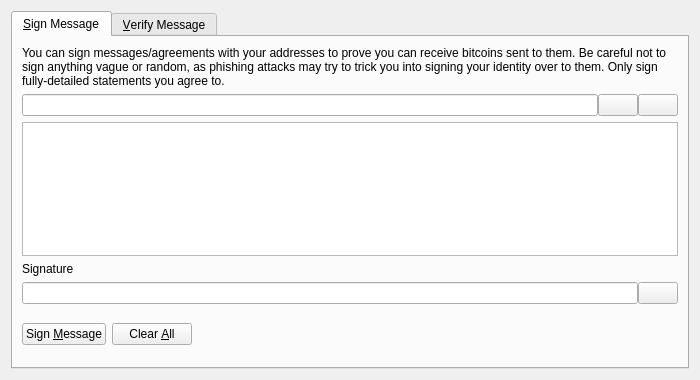
Above: src/qt/forms/signverifymessagedialog.ui from zentoshi/zentoshi before the change. Below: the same form after it.
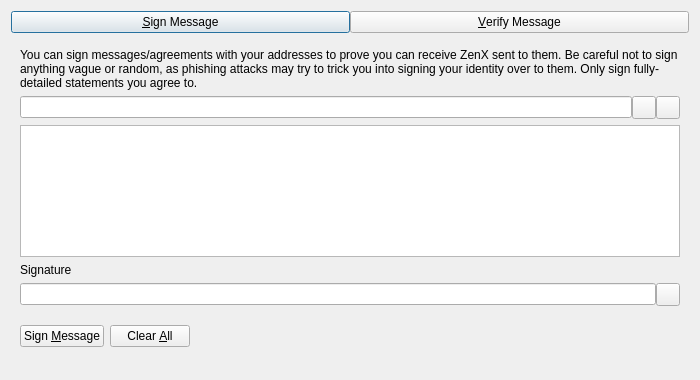
That is the form after the change. Icons and pictures are not drawn. Custom widgets are drawn as their Qt base class.

Patch:
```diff
--- a/src/qt/forms/signverifymessagedialog.ui
+++ b/src/qt/forms/signverifymessagedialog.ui
@@ -18,19 +18,52 @@
   </property>
   <layout class="QVBoxLayout" name="verticalLayout">
    <item>
-    <widget class="QTabWidget" name="tabWidget">
+    <layout class="QHBoxLayout" name="horizontalLayout_Buttons_2">
+     <property name="spacing">
+      <number>0</number>
+     </property>
+     <property name="topMargin">
+      <number>0</number>
+     </property>
+     <item>
+      <widget class="QPushButton" name="btnSignMessage">
+       <property name="text">
+        <string>&amp;Sign Message</string>
+       </property>
+       <property name="checkable">
+        <bool>true</bool>
+       </property>
+      </widget>
+     </item>
+     <item>
+      <widget class="QPushButton" name="btnVerifyMessage">
+       <property name="text">
+        <string>&amp;Verify Message</string>
+       </property>
+       <property name="checkable">
+        <bool>true</bool>
+       </property>
+      </widget>
+     </item>
+    </layout>
+   </item>
+   <item>
+    <widget class="QStackedWidget" name="stackedWidgetSig">
+     <property name="minimumSize">
+      <size>
+       <width>0</width>
+       <height>0</height>
+      </size>
+     </property>
      <property name="currentIndex">
       <number>0</number>
      </property>
-     <widget class="QWidget" name="tabSignMessage">
-      <attribute name="title">
-       <string>&amp;Sign Message</string>
-      </attribute>
+     <widget class="QWidget" name="pageSignMessage">
       <layout class="QVBoxLayout" name="verticalLayout_SM">
        <item>
         <widget class="QLabel" name="infoLabel_SM">
          <property name="text">
-          <string>You can sign messages/agreements with your addresses to prove you can receive bitcoins sent to them. Be careful not to sign anything vague or random, as phishing attacks may try to trick you into signing your identity over to them. Only sign fully-detailed statements you agree to.</string>
+          <string>You can sign messages/agreements with your addresses to prove you can receive ZenX sent to them. Be careful not to sign anything vague or random, as phishing attacks may try to trick you into signing your identity over to them. Only sign fully-detailed statements you agree to.</string>
          </property>
          <property name="textFormat">
           <enum>Qt::PlainText</enum>
@@ -53,7 +86,7 @@
           </widget>
          </item>
          <item>
-          <widget class="QPushButton" name="addressBookButton_SM">
+          <widget class="QToolButton" name="addressBookButton_SM">
            <property name="toolTip">
             <string>Choose previously used address</string>
            </property>
@@ -67,13 +100,10 @@
            <property name="shortcut">
             <string>Alt+A</string>
            </property>
-           <property name="autoDefault">
-            <bool>false</bool>
-           </property>
           </widget>
          </item>
          <item>
-          <widget class="QPushButton" name="pasteButton_SM">
+          <widget class="QToolButton" name="pasteButton_SM">
            <property name="toolTip">
             <string>Paste address from clipboard</string>
            </property>
@@ -87,9 +117,6 @@
            <property name="shortcut">
             <string>Alt+P</string>
            </property>
-           <property name="autoDefault">
-            <bool>false</bool>
-           </property>
           </widget>
          </item>
         </layout>
@@ -118,31 +145,19 @@
          </property>
          <item>
           <widget class="QLineEdit" name="signatureOut_SM">
-           <property name="font">
-            <font>
-             <italic>true</italic>
-            </font>
-           </property>
            <property name="readOnly">
             <bool>true</bool>
            </property>
           </widget>
          </item>
          <item>
-          <widget class="QPushButton" name="copySignatureButton_SM">
+          <widget class="QToolButton" name="copySignatureButton_SM">
            <property name="toolTip">
             <string>Copy the current signature to the system clipboard</string>
            </property>
            <property name="text">
             <string/>
            </property>
-           <property name="icon">
-            <iconset resource="../bitcoin.qrc">
-             <normaloff>:/icons/editcopy</normaloff>:/icons/editcopy</iconset>
-           </property>
-           <property name="autoDefault">
-            <bool>false</bool>
-           </property>
           </widget>
          </item>
         </layout>
@@ -198,12 +213,6 @@
          </item>
          <item>
           <widget class="QLabel" name="statusLabel_SM">
-           <property name="font">
-            <font>
-             <weight>75</weight>
-             <bold>true</bold>
-            </font>
-           </property>
            <property name="text">
             <string/>
            </property>
@@ -229,10 +238,7 @@
        </item>
       </layout>
      </widget>
-     <widget class="QWidget" name="tabVerifyMessage">
-      <attribute name="title">
-       <string>&amp;Verify Message</string>
-      </attribute>
+     <widget class="QWidget" name="pageVerifyMessage">
       <layout class="QVBoxLayout" name="verticalLayout_VM">
        <item>
         <widget class="QLabel" name="infoLabel_VM">
```
Left out of the diff: 49 changed lines with no effect on the pictures.
